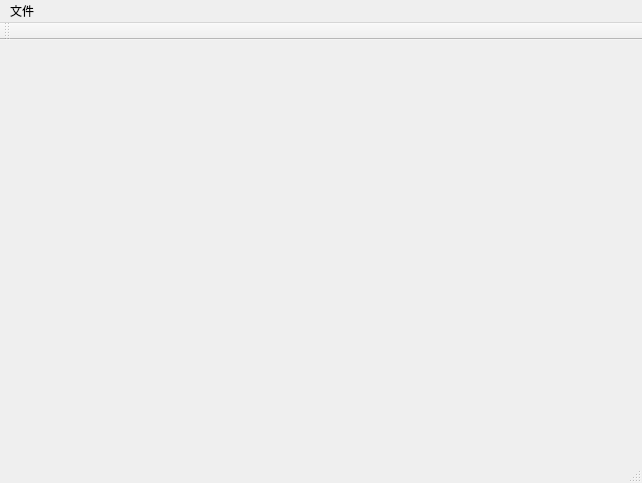
First picture: the form in mainwindow.ui, repository LJJ931026/QtControls, before the edit.
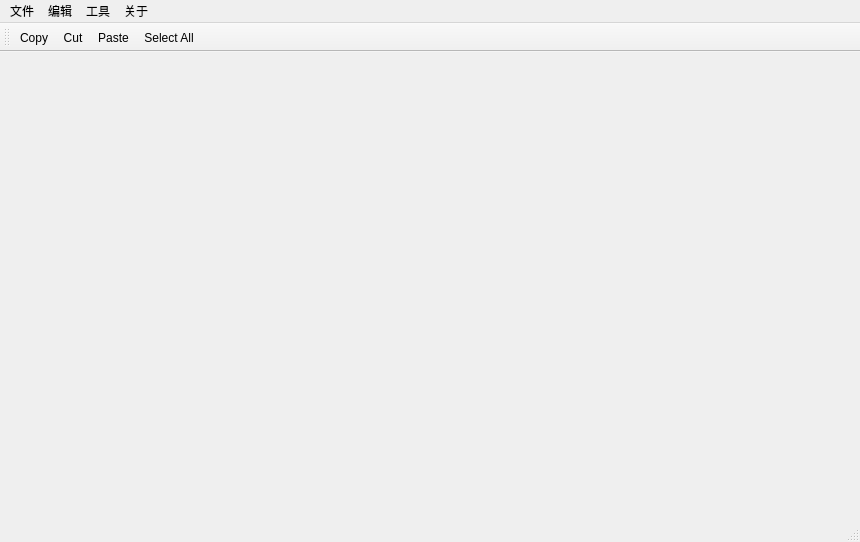
Second picture: the form after the edit.

Commit message: 添加菜单栏和工具栏

```diff
--- a/mainwindow.ui
+++ b/mainwindow.ui
@@ -6,8 +6,8 @@
    <rect>
     <x>0</x>
     <y>0</y>
-    <width>642</width>
-    <height>483</height>
+    <width>860</width>
+    <height>542</height>
    </rect>
   </property>
   <property name="windowTitle">
@@ -19,7 +19,7 @@
     <rect>
      <x>0</x>
      <y>0</y>
-     <width>642</width>
+     <width>860</width>
      <height>23</height>
     </rect>
    </property>
@@ -28,7 +28,30 @@
      <string>文件</string>
     </property>
    </widget>
+   <widget class="QMenu" name="menuEdit">
+    <property name="title">
+     <string>编辑</string>
+    </property>
+    <addaction name="actionCopy"/>
+    <addaction name="actionCut"/>
+    <addaction name="actionPaste"/>
+    <addaction name="actionSelect_All"/>
+   </widget>
+   <widget class="QMenu" name="menuTool">
+    <property name="title">
+     <string>工具</string>
+    </property>
+   </widget>
+   <widget class="QMenu" name="menuAbout">
+    <property name="title">
+     <string>关于</string>
+    </property>
+    <addaction name="actionAbout"/>
+   </widget>
    <addaction name="menuFile"/>
+   <addaction name="menuEdit"/>
+   <addaction name="menuTool"/>
+   <addaction name="menuAbout"/>
   </widget>
   <widget class="QToolBar" name="mainToolBar">
    <attribute name="toolBarArea">
@@ -37,8 +60,52 @@
    <attribute name="toolBarBreak">
     <bool>false</bool>
    </attribute>
+   <addaction name="actionCopy"/>
+   <addaction name="actionCut"/>
+   <addaction name="actionPaste"/>
+   <addaction name="actionSelect_All"/>
   </widget>
   <widget class="QStatusBar" name="statusBar"/>
+  <action name="actionAbout">
+   <property name="text">
+    <string>About</string>
+   </property>
+   <property name="shortcut">
+    <string>Ctrl+H</string>
+   </property>
+  </action>
+  <action name="actionCopy">
+   <property name="text">
+    <string>Copy</string>
+   </property>
+   <property name="shortcut">
+    <string>Ctrl+C</string>
+   </property>
+  </action>
+  <action name="actionCut">
+   <property name="text">
+    <string>Cut</string>
+   </property>
+   <property name="shortcut">
+    <string>Ctrl+X</string>
+   </property>
+  </action>
+  <action name="actionPaste">
+   <property name="text">
+    <string>Paste</string>
+   </property>
+   <property name="shortcut">
+    <string>Ctrl+V</string>
+   </property>
+  </action>
+  <action name="actionSelect_All">
+   <property name="text">
+    <string>Select All</string>
+   </property>
+   <property name="shortcut">
+    <string>Ctrl+A</string>
+   </property>
+  </action>
  </widget>
  <layoutdefault spacing="6" margin="11"/>
  <resources/>
```
The commit also changes 1 other file.
